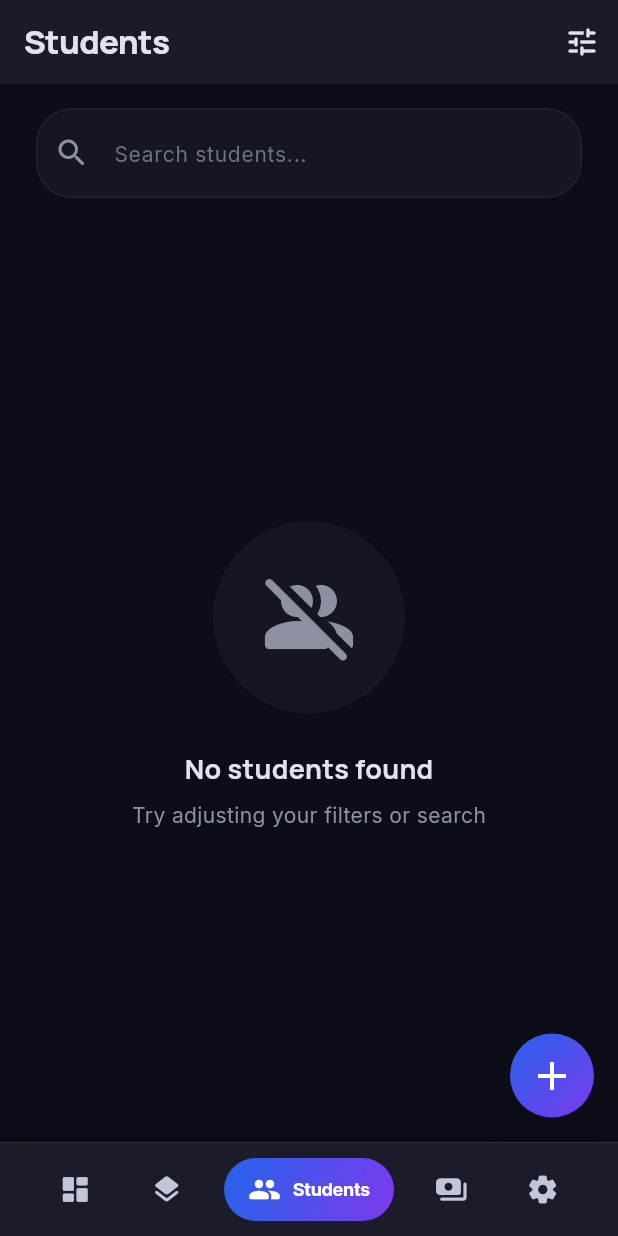
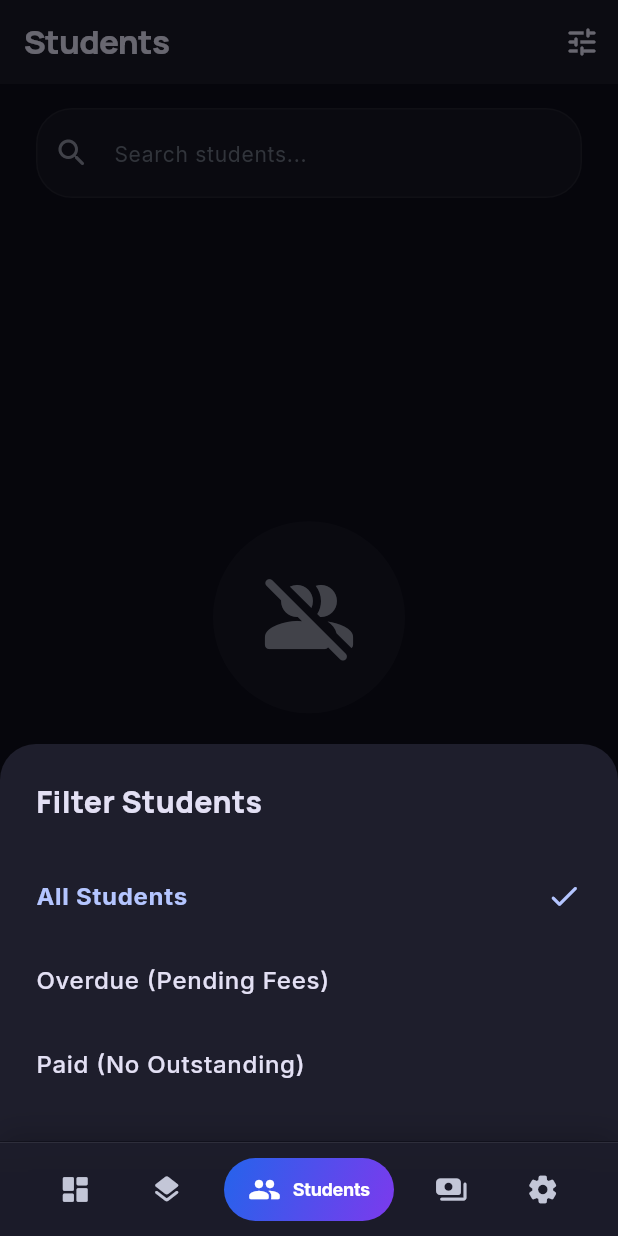
Before and after one commit to asjad219/feesync, a Flutter app: the StudentListScreen screen opened by its route, after a tap on the "tune" icon, on a phone screen of 412 x 824 dp. Run offline on Flutter 3.47's test engine with Material 3 defaults, Android fonts, the phone set to English and light mode, and no system bars; our stand-ins replace firebase_core, fl_chart, flutter_riverpod, go_router, google_fonts, pdf and 2 more; accounts and stored records are empty.

Commit message:
fix setting page

```diff
--- a/feesync_mobile/lib/screens/students/student_list_screen.dart
+++ b/feesync_mobile/lib/screens/students/student_list_screen.dart
@@ -8,31 +8,7 @@ import '../../providers/providers.dart';
 
 final studentSearchProvider = StateProvider<String>((ref) => '');
 final studentClassFilterProvider = StateProvider<String?>((ref) => null);
-
-final filteredStudentBalancesProvider = Provider<List>((ref) {
-  final students = ref.watch(studentBalancesProvider).value ?? [];
-  final searchQuery = ref.watch(studentSearchProvider).toLowerCase();
-  final classFilter = ref.watch(studentClassFilterProvider);
-
-  return students.where((student) {
-    final matchesSearch = searchQuery.isEmpty ||
-        student.fullName.toLowerCase().contains(searchQuery) ||
-        student.admissionNumber.toLowerCase().contains(searchQuery);
-
-    final matchesClass = classFilter == null ||
-        classFilter.isEmpty ||
-        student.studentClass == classFilter;
-
-    return matchesSearch && matchesClass;
-  }).toList();
-});
-
-final studentClassesProvider = Provider<List<String>>((ref) {
-  final students = ref.watch(studentBalancesProvider).value ?? [];
-  final classes = students.map((s) => s.studentClass).toSet().toList();
-  classes.sort();
-  return classes;
-});
+final studentStatusFilterProvider = StateProvider<String?>((ref) => null);
 
 class StudentListScreen extends ConsumerStatefulWidget {
   const StudentListScreen({super.key});
@@ -55,10 +31,92 @@ class _StudentListScreenState extends ConsumerState<StudentListScreen> {
     return 'PAID';
   }
 
+  void _showFilterBottomSheet(BuildContext context) {
+    showModalBottomSheet(
+      context: context,
+      backgroundColor: AppColors.surfaceContainer,
+      shape: const RoundedRectangleBorder(
+        borderRadius: BorderRadius.vertical(top: Radius.circular(24)),
+      ),
+      builder: (context) {
+        return Consumer(
+          builder: (context, ref, child) {
+            final currentStatus = ref.watch(studentStatusFilterProvider);
+            return Padding(
+              padding: const EdgeInsets.all(24),
+              child: Column(
+                mainAxisSize: MainAxisSize.min,
+                crossAxisAlignment: CrossAxisAlignment.start,
+                children: [
+                  Text(
+                    'Filter Students',
+                    style: GoogleFonts.manrope(
+                      fontSize: 20,
+                      fontWeight: FontWeight.w800,
+                      color: AppColors.textPrimary,
+                    ),
+                  ),
+                  const SizedBox(height: 20),
+                  _buildFilterOption(
+                    context: context,
+                    ref: ref,
+                    label: 'All Students',
+                    value: null,
+                    groupValue: currentStatus,
+                  ),
+                  _buildFilterOption(
+                    context: context,
+                    ref: ref,
+                    label: 'Overdue (Pending Fees)',
+                    value: 'OVERDUE',
+                    groupValue: currentStatus,
+                  ),
+                  _buildFilterOption(
+                    context: context,
+                    ref: ref,
+                    label: 'Paid (No Outstanding)',
+                    value: 'PAID',
+                    groupValue: currentStatus,
+                  ),
+                ],
+              ),
+            );
+          },
+        );
+      },
+    );
+  }
+
+  Widget _buildFilterOption({
+    required BuildContext context,
+    required WidgetRef ref,
+    required String label,
+    required String? value,
+    required String? groupValue,
+  }) {
+    final isSelected = value == groupValue;
+    return ListTile(
+      contentPadding: EdgeInsets.zero,
+      title: Text(
+        label,
+        style: GoogleFonts.inter(
+          color: isSelected ? AppColors.primary : AppColors.textPrimary,
+          fontWeight: isSelected ? FontWeight.w700 : FontWeight.w500,
+        ),
+      ),
+      trailing: isSelected
+          ? Icon(Icons.check_rounded, color: AppColors.primary)
+          : null,
+      onTap: () {
+        ref.read(studentStatusFilterProvider.notifier).state = value;
+        Navigator.pop(context);
+      },
+    );
+  }
+
   @override
   Widget build(BuildContext context) {
-    final filteredStudents = ref.watch(filteredStudentBalancesProvider);
-    final classes = ref.watch(studentClassesProvider);
+    final studentBalancesAsync = ref.watch(studentBalancesProvider);
     final selectedClass = ref.watch(studentClassFilterProvider);
 
     return Scaffold(
@@ -74,7 +132,7 @@ class _StudentListScreenState extends ConsumerState<StudentListScreen> {
         ),
         actions: [
           IconButton(
-            onPressed: () {},
+            onPressed: () => _showFilterBottomSheet(context),
             icon: Icon(Icons.tune_rounded, color: AppColors.textPrimary),
           ),
         ],
@@ -104,6 +162,33 @@ class _StudentListScreenState extends ConsumerState<StudentListScreen> {
             ),
           ),
 
+          studentBalancesAsync.when(
+            data: (students) {
+              final searchQuery = ref.watch(studentSearchProvider).toLowerCase();
+              final classFilter = ref.watch(studentClassFilterProvider);
+              final statusFilter = ref.watch(studentStatusFilterProvider);
+
+              final filteredStudents = students.where((student) {
+                final matchesSearch = searchQuery.isEmpty ||
+                    student.fullName.toLowerCase().contains(searchQuery) ||
+                    student.admissionNumber.toLowerCase().contains(searchQuery);
+
+                final matchesClass = classFilter == null ||
+                    classFilter.isEmpty ||
+                    student.studentClass == classFilter;
+
+                final matchesStatus = statusFilter == null ||
+                    _getPaymentStatus(student.balance) == statusFilter;
+
+                return matchesSearch && matchesClass && matchesStatus;
+              }).toList();
+
+              final classes = students.map((s) => s.studentClass).toSet().toList();
+              classes.sort();
+
+              return Expanded(
+                child: Column(
+                  children: [
                     if (classes.isNotEmpty)
                       Container(
                         height: 72,
@@ -153,6 +238,28 @@ class _StudentListScreenState extends ConsumerState<StudentListScreen> {
                     ),
                   ],
                 ),
+              );
+            },
+            loading: () => const Expanded(
+              child: Center(
+                child: CircularProgressIndicator(),
+              ),
+            ),
+            error: (err, stack) => Expanded(
+              child: Center(
+                child: Padding(
+                  padding: const EdgeInsets.all(24.0),
+                  child: Text(
+                    'Error: $err',
+                    style: const TextStyle(color: Colors.redAccent),
+                    textAlign: TextAlign.center,
+                  ),
+                ),
+              ),
+            ),
+          ),
+        ],
+      ),
       floatingActionButton: Container(
         decoration: BoxDecoration(
           gradient: AppGradients.primary,
```
Also changed, not shown: package.json (+7 -0 lines), 2 other files. Lines whose indentation alone changed are shown as unchanged.
